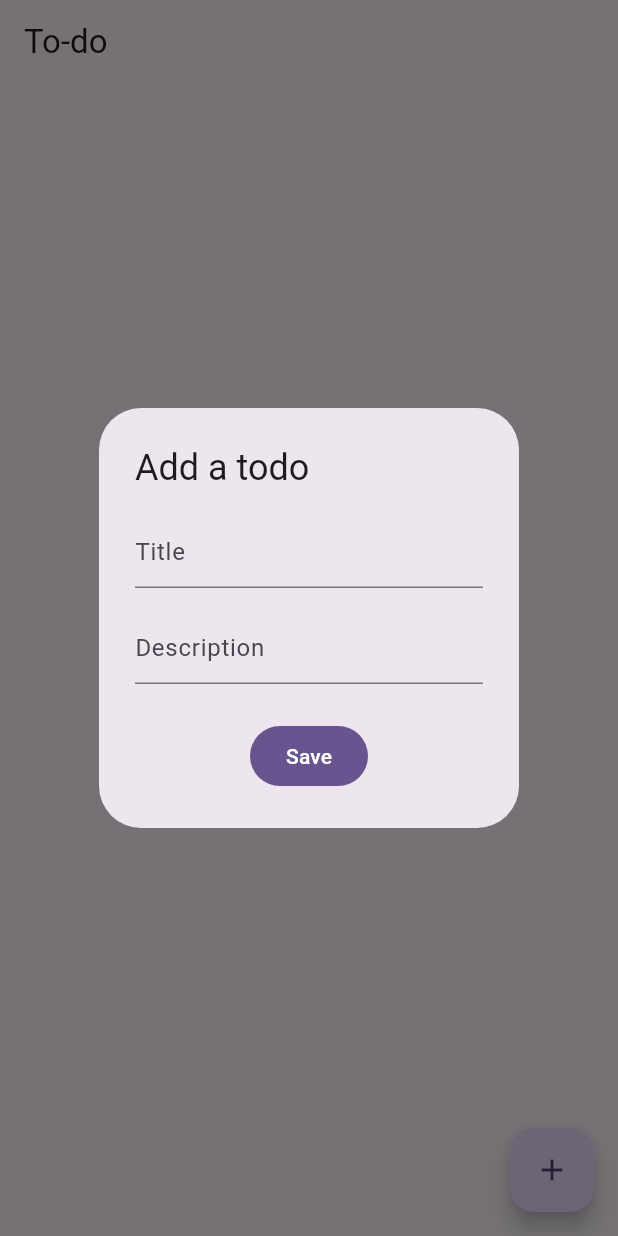
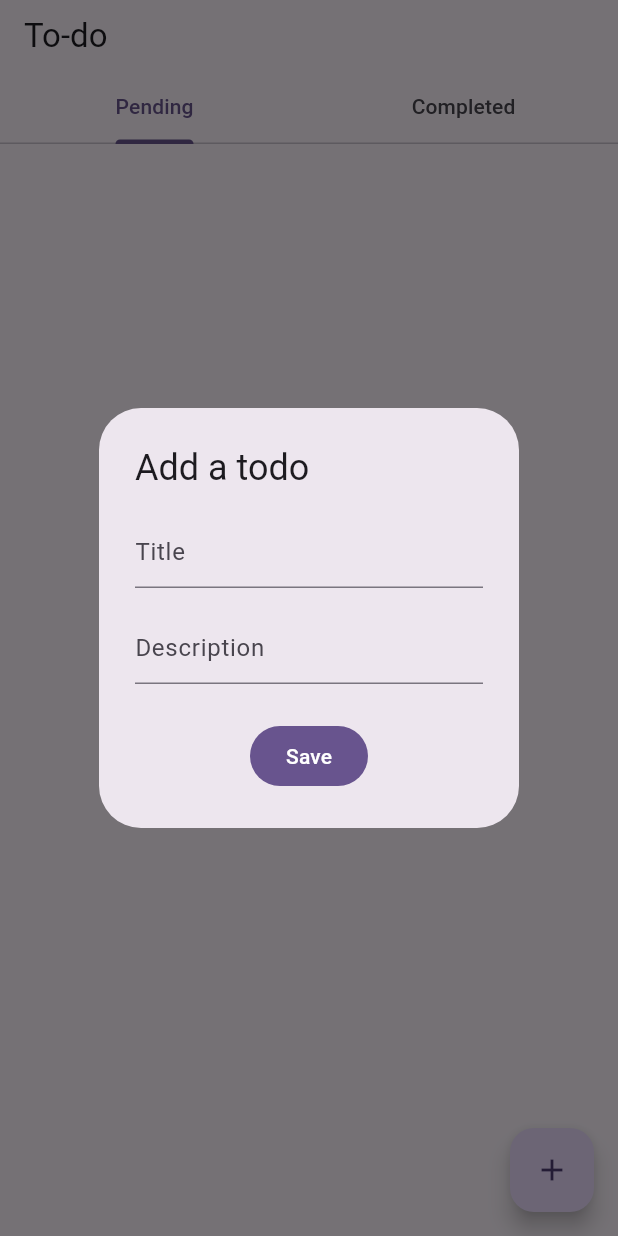
Before and after one commit to sanam-tamang/todo_teaching, a Flutter app: the screen it shows after launch, after a tap on the "add" icon, on a phone screen of 412 x 824 dp. Run offline on Flutter 3.47's test engine with Material 3 defaults, Android fonts, the phone set to English and light mode, and no system bars; our stand-ins replace equatable, flutter_bloc.

Commit message:
TODO [COMPLETED]

```diff
--- a/lib/logics/todo_cubit/todo_cubit.dart
+++ b/lib/logics/todo_cubit/todo_cubit.dart
@@ -11,12 +11,43 @@ class TodoCubit extends Cubit<TodoState> {
   void add(Todo todo) {
     _todos = List.from(_todos);
     _todos.add(todo);
-    emit(TodoState(todos: _todos));
+    filter(state.status);
   }
 
   void delete(Todo todo) {
     _todos = List.from(_todos);
     _todos.remove(todo);
-    emit(TodoState(todos: _todos));
+    filter(state.status);
+  }
+
+  void update(Todo todo) {
+    _todos = List.from(_todos);
+    _todos =
+        _todos.map((e) {
+          if (e.id == todo.id) {
+            return todo;
+          }
+          return e;
+        }).toList();
+
+    filter(state.status);
+  }
+
+  void filter(TodoStatus status) {
+    if (status == TodoStatus.pending) {
+      List<Todo> todos = List.from(_todos);
+
+      List<Todo> newTodos = todos.where((e) => !e.isCompleted).toList();
+
+      emit(TodoState(todos: newTodos, status: status));
+    } else {
+      List<Todo> todos = List.from(_todos);
+
+      List<Todo> newTodos = todos.where((e) => e.isCompleted).toList();
+
+      emit(TodoState(todos: newTodos, status: status));
+    }
   }
 }
+
+enum TodoStatus { pending, completed }
--- a/lib/logics/todo_cubit/todo_state.dart
+++ b/lib/logics/todo_cubit/todo_state.dart
@@ -3,10 +3,9 @@ part of 'todo_cubit.dart';
 
 class TodoState extends Equatable {
   final List<Todo> todos;
-  const TodoState({
-    required this.todos,
-  });
+  final TodoStatus status;
+  const TodoState({required this.todos, this.status = TodoStatus.pending});
 
   @override
-  List<Object> get props => [todos];
+  List<Object> get props => [todos, status];
 }
--- a/lib/models/todo.dart
+++ b/lib/models/todo.dart
@@ -8,6 +8,20 @@ class Todo {
     required this.id,
     required this.title,
     required this.description,
-     this.isCompleted =false,
+    this.isCompleted = false,
   });
+
+  Todo copyWith({
+    String? id,
+    String? title,
+    String? description,
+    bool? isCompleted,
+  }) {
+    return Todo(
+      id: id ?? this.id,
+      title: title ?? this.title,
+      description: description ?? this.description,
+      isCompleted: isCompleted ?? this.isCompleted,
+    );
+  }
 }
--- a/lib/pages/home_page.dart
+++ b/lib/pages/home_page.dart
@@ -14,8 +14,25 @@ class HomePage extends StatefulWidget {
 class _HomePageState extends State<HomePage> {
   @override
   Widget build(BuildContext context) {
-    return Scaffold(
-      appBar: AppBar(title: Text("To-do")),
+    return DefaultTabController(
+      length: 2,
+      child: Scaffold(
+        appBar: AppBar(
+          title: Text("To-do"),
+
+          bottom: PreferredSize(
+            preferredSize: Size.fromHeight(40),
+            child: TabBar(
+              onTap: (index) {
+                context.read<TodoCubit>().filter(TodoStatus.values[index]);
+              },
+              tabs: [
+                Tab(child: Text("Pending")),
+                Tab(child: Text("Completed")),
+              ],
+            ),
+          ),
+        ),
         body: BlocBuilder<TodoCubit, TodoState>(
           builder: (context, state) {
             return ListView.builder(
@@ -35,7 +52,11 @@ class _HomePageState extends State<HomePage> {
                         children: [
                           Checkbox(
                             value: todo.isCompleted,
-                          onChanged: (value) {},
+                            onChanged: (isCompleted) {
+                              context.read<TodoCubit>().update(
+                                todo.copyWith(isCompleted: isCompleted),
+                              );
+                            },
                           ),
 
                           IconButton(
@@ -59,6 +80,7 @@ class _HomePageState extends State<HomePage> {
           onPressed: _showDialog, // () => _showDialog()
           child: Icon(Icons.add),
         ),
+      ),
     );
   }
 
```
Lines whose indentation alone changed are shown as unchanged.
